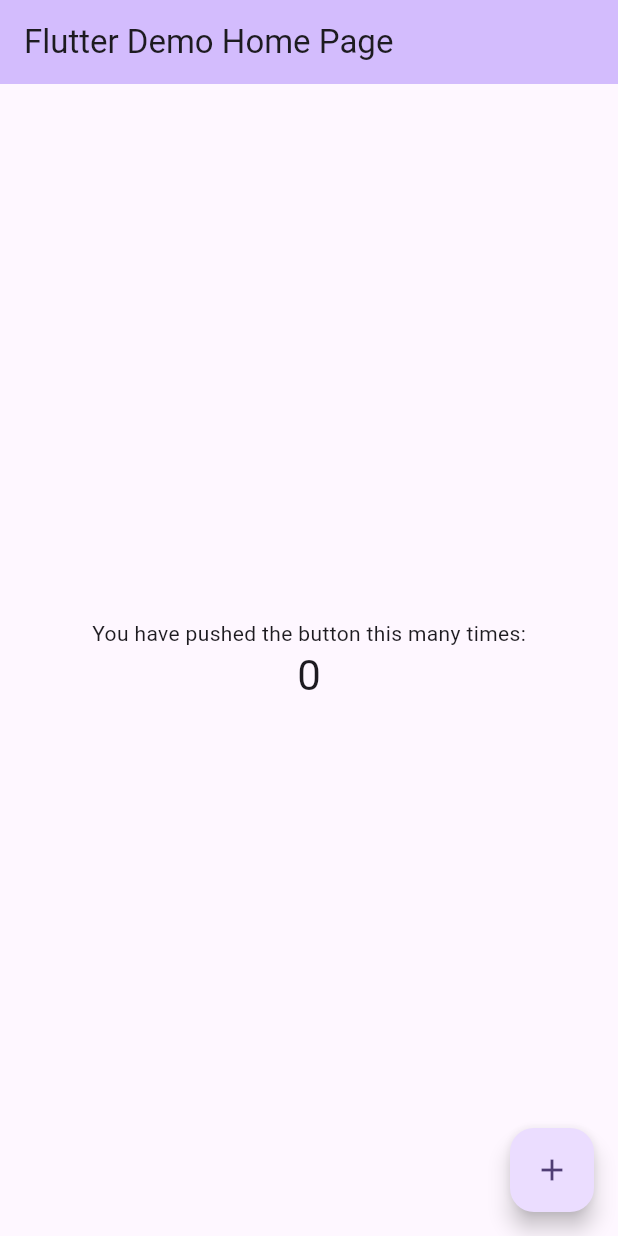
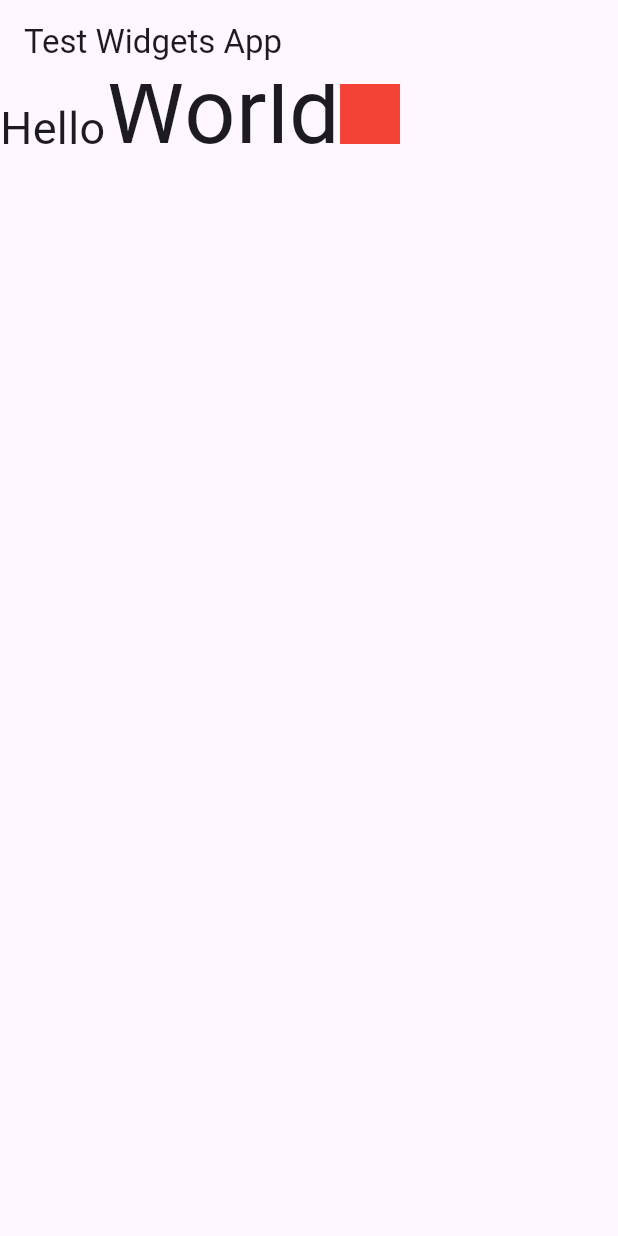
Before and after one commit to osamamohamedr1/flutter-widget-exploration, a Flutter app: the screen it shows after launch, on a phone screen of 412 x 824 dp. Run offline on Flutter 3.47's test engine with Material 3 defaults, Android fonts, the phone set to English and light mode, and no system bars.

Commit message:
add baseline and chip and navigation rail with its readme

```diff
--- a/lib/main.dart
+++ b/lib/main.dart
@@ -1,122 +1,20 @@
 import 'package:flutter/material.dart';
+import 'package:widget_catlog/widgets/base_line_example.dart';
 
 void main() {
-  runApp(const MyApp());
+  runApp(const TestWidgetsApp());
 }
 
-class MyApp extends StatelessWidget {
-  const MyApp({super.key});
+class TestWidgetsApp extends StatelessWidget {
+  const TestWidgetsApp({super.key});
 
-  // This widget is the root of your application.
   @override
   Widget build(BuildContext context) {
     return MaterialApp(
-      title: 'Flutter Demo',
-      theme: ThemeData(
-        // This is the theme of your application.
-        //
-        // TRY THIS: Try running your application with "flutter run". You'll see
-        // the application has a purple toolbar. Then, without quitting the app,
-        // try changing the seedColor in the colorScheme below to Colors.green
-        // and then invoke "hot reload" (save your changes or press the "hot
-        // reload" button in a Flutter-supported IDE, or press "r" if you used
-        // the command line to start the app).
-        //
-        // Notice that the counter didn't reset back to zero; the application
-        // state is not lost during the reload. To reset the state, use hot
-        // restart instead.
-        //
-        // This works for code too, not just values: Most code changes can be
-        // tested with just a hot reload.
-        colorScheme: ColorScheme.fromSeed(seedColor: Colors.deepPurple),
+      home: Scaffold(
+        appBar: AppBar(title: const Text('Test Widgets App')),
+        body: const BaseLineExample(),
       ),
-      home: const MyHomePage(title: 'Flutter Demo Home Page'),
     );
   }
 }
-
-class MyHomePage extends StatefulWidget {
-  const MyHomePage({super.key, required this.title});
-
-  // This widget is the home page of your application. It is stateful, meaning
-  // that it has a State object (defined below) that contains fields that affect
-  // how it looks.
-
-  // This class is the configuration for the state. It holds the values (in this
-  // case the title) provided by the parent (in this case the App widget) and
-  // used by the build method of the State. Fields in a Widget subclass are
-  // always marked "final".
-
-  final String title;
-
-  @override
-  State<MyHomePage> createState() => _MyHomePageState();
-}
-
-class _MyHomePageState extends State<MyHomePage> {
-  int _counter = 0;
-
-  void _incrementCounter() {
-    setState(() {
-      // This call to setState tells the Flutter framework that something has
-      // changed in this State, which causes it to rerun the build method below
-      // so that the display can reflect the updated values. If we changed
-      // _counter without calling setState(), then the build method would not be
-      // called again, and so nothing would appear to happen.
-      _counter++;
-    });
-  }
-
-  @override
-  Widget build(BuildContext context) {
-    // This method is rerun every time setState is called, for instance as done
-    // by the _incrementCounter method above.
-    //
-    // The Flutter framework has been optimized to make rerunning build methods
-    // fast, so that you can just rebuild anything that needs updating rather
-    // than having to individually change instances of widgets.
-    return Scaffold(
-      appBar: AppBar(
-        // TRY THIS: Try changing the color here to a specific color (to
-        // Colors.amber, perhaps?) and trigger a hot reload to see the AppBar
-        // change color while the other colors stay the same.
-        backgroundColor: Theme.of(context).colorScheme.inversePrimary,
-        // Here we take the value from the MyHomePage object that was created by
-        // the App.build method, and use it to set our appbar title.
-        title: Text(widget.title),
-      ),
-      body: Center(
-        // Center is a layout widget. It takes a single child and positions it
-        // in the middle of the parent.
-        child: Column(
-          // Column is also a layout widget. It takes a list of children and
-          // arranges them vertically. By default, it sizes itself to fit its
-          // children horizontally, and tries to be as tall as its parent.
-          //
-          // Column has various properties to control how it sizes itself and
-          // how it positions its children. Here we use mainAxisAlignment to
-          // center the children vertically; the main axis here is the vertical
-          // axis because Columns are vertical (the cross axis would be
-          // horizontal).
-          //
-          // TRY THIS: Invoke "debug painting" (choose the "Toggle Debug Paint"
-          // action in the IDE, or press "p" in the console), to see the
-          // wireframe for each widget.
-          mainAxisAlignment: MainAxisAlignment.center,
-          children: <Widget>[
-            const Text('You have pushed the button this many times:'),
-            Text(
-              '$_counter',
-              style: Theme.of(context).textTheme.headlineMedium,
-            ),
-          ],
-        ),
-      ),
-      floatingActionButton: FloatingActionButton(
-        onPressed: _incrementCounter,
-        tooltip: 'Increment',
-        child: const Icon(Icons.add),
-      ), // This trailing comma makes auto-formatting nicer for build methods.
-    );
-  }
-}
--- /dev/null
+++ b/lib/widgets/base_line_example.dart
@@ -0,0 +1,30 @@
+import 'package:flutter/material.dart';
+
+class BaseLineExample extends StatelessWidget {
+  const BaseLineExample({super.key});
+
+  @override
+  Widget build(BuildContext context) {
+    return Row(
+      crossAxisAlignment: CrossAxisAlignment.baseline,
+      textBaseline: TextBaseline.alphabetic,
+      children: [
+        Baseline(
+          baseline: 40,
+          baselineType: TextBaseline.alphabetic,
+          child: Text('Hello', style: TextStyle(fontSize: 30)),
+        ),
+        Baseline(
+          baseline: 40,
+          baselineType: TextBaseline.alphabetic,
+          child: Text('World', style: TextStyle(fontSize: 60)),
+        ),
+        Baseline(
+          baseline: 40,
+          baselineType: TextBaseline.alphabetic,
+          child: Container(width: 40, height: 40, color: Colors.red),
+        ),
+      ],
+    );
+  }
+}
```
Also changed, not shown: lib/widgets/chip_widget.dart (added, +17 -0 lines), lib/widgets/navigation_rail.dart (added, +62 -0 lines), 1 other file.
